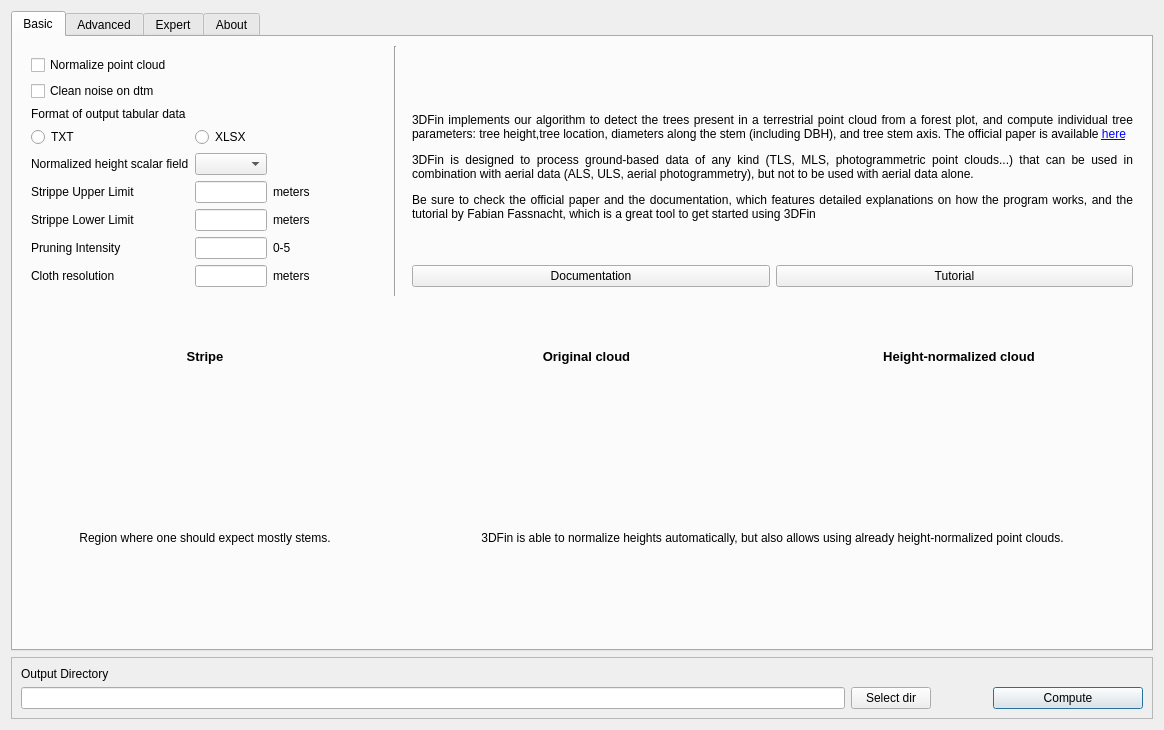
Qt form ui/cc3DFinDlg.ui (3DFin/cc3DFin) before a commit.
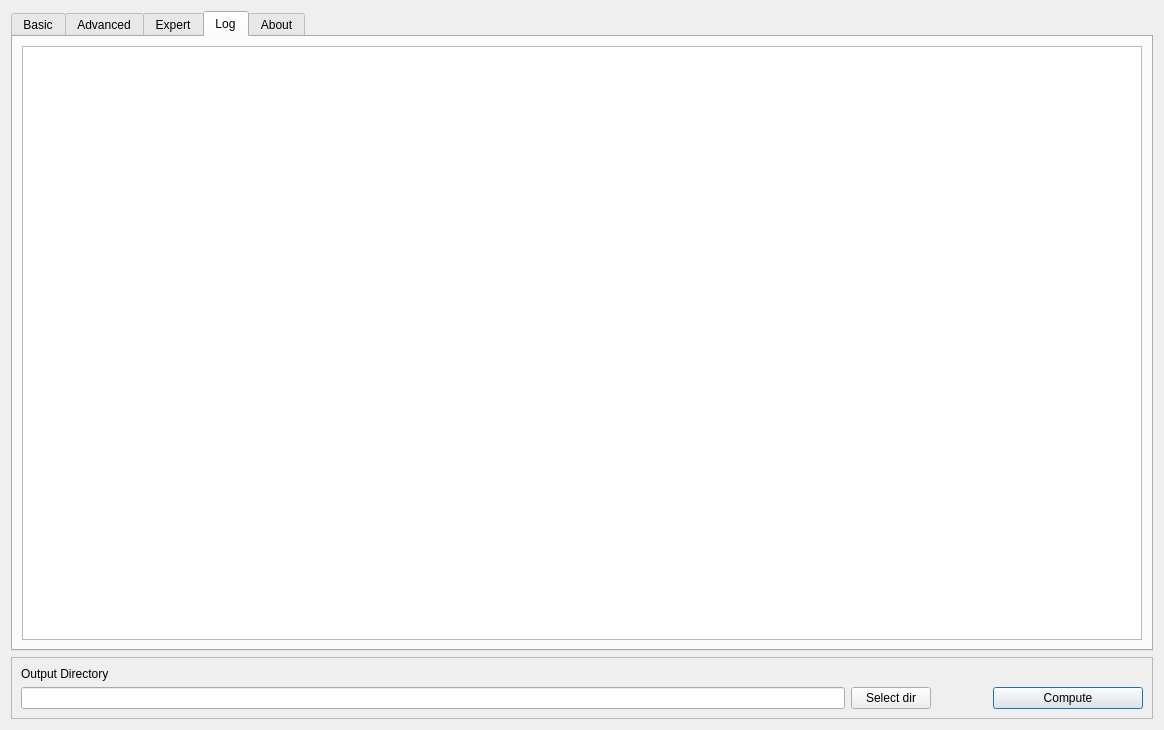
The same form after that commit. The open tabs and pages were chosen to show the change. Icons and pictures are not drawn.

Patch:
```diff
--- a/ui/cc3DFinDlg.ui
+++ b/ui/cc3DFinDlg.ui
@@ -1711,7 +1711,17 @@
        </item>
       </layout>
      </widget>
-     <widget class="QWidget" name="tab_2">
+     <widget class="QWidget" name="logTab">
+      <attribute name="title">
+       <string>Log</string>
+      </attribute>
+      <layout class="QVBoxLayout" name="verticalLayout_2">
+       <item>
+        <widget class="QTextEdit" name="logTextEdit"/>
+       </item>
+      </layout>
+     </widget>
+     <widget class="QWidget" name="aboutTab">
       <attribute name="title">
        <string>About</string>
       </attribute>
```
Left out of the diff: 2 changed lines with no effect on the pictures.
